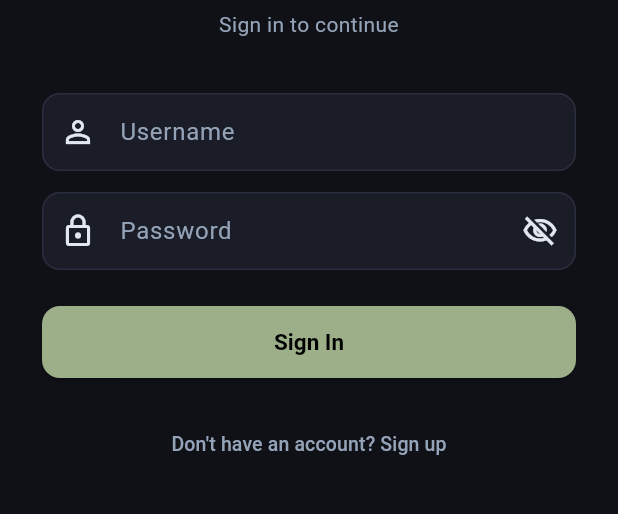
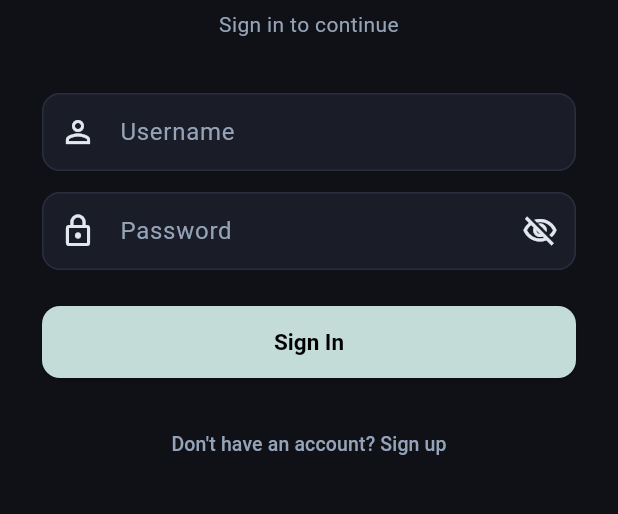
Before and after one commit to worldpeacemetta/WorldPeaceBuilder, a Flutter app: the screen it shows after launch, on a phone screen of 412 x 824 dp, the part 456-970 px from its top. Run offline on Flutter 3.47's test engine with Material 3 defaults, Android fonts, the phone set to English and light mode, and no system bars; our stand-ins replace fl_chart, flutter_riverpod, go_router, image_picker, shared_preferences, supabase_flutter; missing offline and left inert: mobile_scanner; accounts and stored records are empty.

Commit message:
Change protein colour from sage green to #C3DCD8
https://claude.ai/code/session_01Fh3mjq5VUhPDJmziG8ZXP6

```diff
--- a/mobile/lib/theme.dart
+++ b/mobile/lib/theme.dart
@@ -5,7 +5,7 @@ class AppColors {
   AppColors._();
 
   static const kcal    = Color(0xFFFFBBE7); // pink
-  static const protein = Color(0xFF9CAF88); // sage green
+  static const protein = Color(0xFFC3DCD8); // teal mist
   static const carbs   = Color(0xFF98C1D9); // steel blue
   static const fat     = Color(0xFFFDBA74); // orange
 
```
